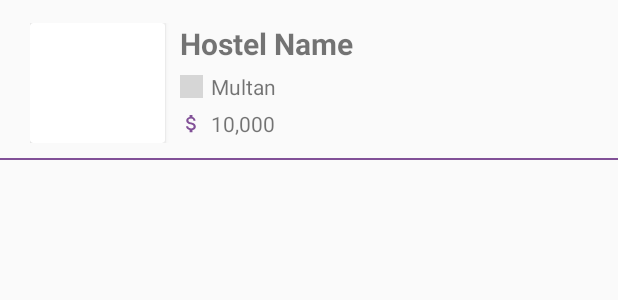
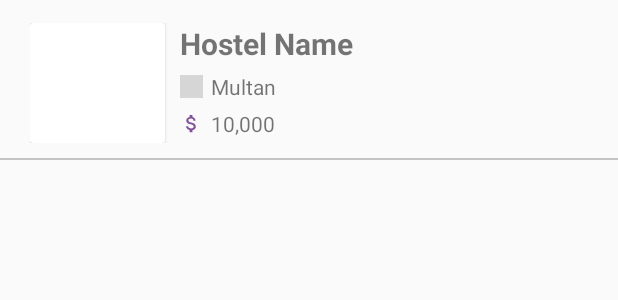
Before and after one commit to RanaMuneeb9/HostIn, an Android app: the layout items_layout.xml on its own in the app's theme, with its tools: preview values and no code run, on a phone screen of 412 x 824 dp. Shown: the top 300 px of the screen. Run offline under Robolectric (Android 15) with nearby library versions, the phone set to English and light mode, and no system bars; plain views replace MaterialRippleLayout; grey boxes are pictures that could not be loaded.

```diff
--- a/app/src/main/res/layout/items_layout.xml
+++ b/app/src/main/res/layout/items_layout.xml
@@ -130,7 +130,7 @@
                 android:layout_width="match_parent"
                 android:layout_height="1dp"
                 android:layout_marginTop="10dp"
-                android:background="@color/SecondryColor">
+                android:background="@color/cardview_shadow_start_color">
 
             </RelativeLayout>
 
```
